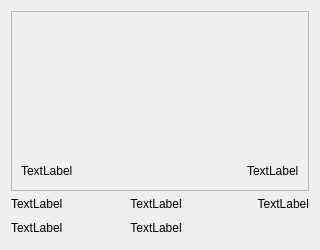
Old version of the form ui_files/grid_rooms_frame.ui in the repository xbryan25/hotel-management-system.
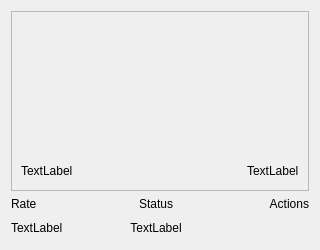
New version of the form.

Commit message: feat(rooms_page): load data from rooms table to grid_view

```diff
--- a/ui_files/grid_rooms_frame.ui
+++ b/ui_files/grid_rooms_frame.ui
@@ -103,7 +103,7 @@
    <item row="1" column="0">
     <widget class="QLabel" name="rate_label">
      <property name="text">
-      <string>TextLabel</string>
+      <string>Rate</string>
      </property>
     </widget>
    </item>
@@ -123,7 +123,7 @@
    <item row="1" column="2">
     <widget class="QLabel" name="status_label">
      <property name="text">
-      <string>TextLabel</string>
+      <string>Status</string>
      </property>
      <property name="alignment">
       <set>Qt::AlignCenter</set>
@@ -152,7 +152,7 @@
       </size>
      </property>
      <property name="text">
-      <string>TextLabel</string>
+      <string>Actions</string>
      </property>
      <property name="alignment">
       <set>Qt::AlignRight|Qt::AlignTrailing|Qt::AlignVCenter</set>
```
Left out of the diff: 4 changed lines with no effect on the pictures. The commit also changes 5 other files.
